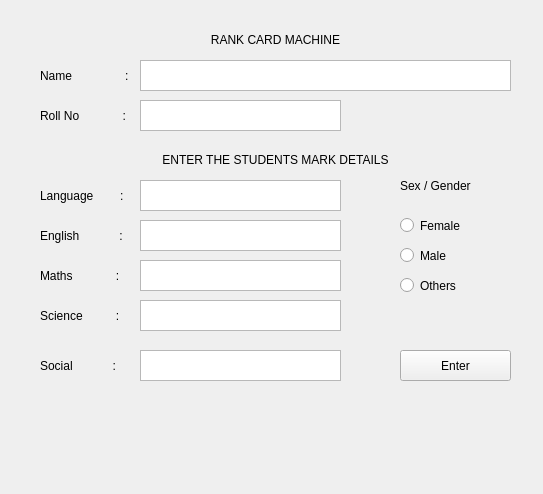
The window that gui programming/rank_card_machine.ui (the-mohamed-riaz/myPrograms) describes before a commit, drawn with Qt 5.
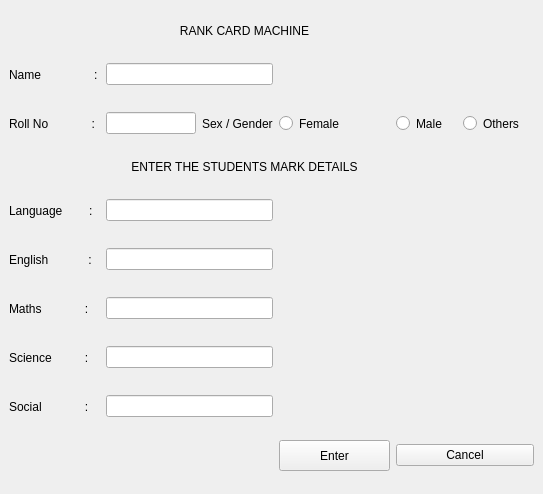
The same window after the commit.

Diff of the .ui file:
```diff
--- a/gui programming/rank_card_machine.ui
+++ b/gui programming/rank_card_machine.ui
@@ -26,190 +26,9 @@
    <string>MainWindow</string>
   </property>
   <widget class="QWidget" name="centralwidget">
-   <widget class="QLabel" name="sex">
-    <property name="geometry">
-     <rect>
-      <x>400</x>
-      <y>170</y>
-      <width>71</width>
-      <height>31</height>
-     </rect>
-    </property>
-    <property name="minimumSize">
-     <size>
-      <width>71</width>
-      <height>31</height>
-     </size>
-    </property>
-    <property name="maximumSize">
-     <size>
-      <width>71</width>
-      <height>31</height>
-     </size>
-    </property>
-    <property name="text">
-     <string>Sex / Gender</string>
-    </property>
-   </widget>
-   <widget class="QLabel" name="lang">
-    <property name="geometry">
-     <rect>
-      <x>40</x>
-      <y>180</y>
-      <width>91</width>
-      <height>31</height>
-     </rect>
-    </property>
-    <property name="minimumSize">
-     <size>
-      <width>91</width>
-      <height>31</height>
-     </size>
-    </property>
-    <property name="maximumSize">
-     <size>
-      <width>91</width>
-      <height>31</height>
-     </size>
-    </property>
-    <property name="text">
-     <string>Language        :</string>
-    </property>
-   </widget>
-   <widget class="QPushButton" name="Enter">
-    <property name="geometry">
-     <rect>
-      <x>400</x>
-      <y>350</y>
-      <width>111</width>
-      <height>31</height>
-     </rect>
-    </property>
-    <property name="minimumSize">
-     <size>
-      <width>111</width>
-      <height>31</height>
-     </size>
-    </property>
-    <property name="maximumSize">
-     <size>
-      <width>111</width>
-      <height>31</height>
-     </size>
-    </property>
-    <property name="text">
-     <string>Enter</string>
-    </property>
-   </widget>
-   <widget class="QLabel" name="roll_no">
-    <property name="geometry">
-     <rect>
-      <x>40</x>
-      <y>100</y>
-      <width>91</width>
-      <height>31</height>
-     </rect>
-    </property>
-    <property name="minimumSize">
-     <size>
-      <width>91</width>
-      <height>31</height>
-     </size>
-    </property>
-    <property name="maximumSize">
-     <size>
-      <width>91</width>
-      <height>31</height>
-     </size>
-    </property>
-    <property name="text">
-     <string>Roll No             :</string>
-    </property>
-   </widget>
-   <widget class="QLabel" name="sci">
-    <property name="geometry">
-     <rect>
-      <x>40</x>
-      <y>300</y>
-      <width>91</width>
-      <height>31</height>
-     </rect>
-    </property>
-    <property name="minimumSize">
-     <size>
-      <width>91</width>
-      <height>31</height>
-     </size>
-    </property>
-    <property name="maximumSize">
-     <size>
-      <width>91</width>
-      <height>31</height>
-     </size>
-    </property>
-    <property name="text">
-     <string>Science          :</string>
-    </property>
-   </widget>
-   <widget class="QRadioButton" name="Male">
-    <property name="geometry">
-     <rect>
-      <x>400</x>
-      <y>240</y>
-      <width>61</width>
-      <height>31</height>
-     </rect>
-    </property>
-    <property name="minimumSize">
-     <size>
-      <width>61</width>
-      <height>31</height>
-     </size>
-    </property>
-    <property name="maximumSize">
-     <size>
-      <width>61</width>
-      <height>31</height>
-     </size>
-    </property>
-    <property name="text">
-     <string>Male</string>
-    </property>
-   </widget>
-   <widget class="QLabel" name="soc">
-    <property name="geometry">
-     <rect>
-      <x>40</x>
-      <y>350</y>
-      <width>91</width>
-      <height>31</height>
-     </rect>
-    </property>
-    <property name="minimumSize">
-     <size>
-      <width>91</width>
-      <height>31</height>
-     </size>
-    </property>
-    <property name="maximumSize">
-     <size>
-      <width>91</width>
-      <height>31</height>
-     </size>
-    </property>
-    <property name="text">
-     <string>Social            :</string>
-    </property>
-   </widget>
+   <layout class="QGridLayout" name="gridLayout">
+    <item row="0" column="0" colspan="6">
    <widget class="QLabel" name="rank_card_machine">
-    <property name="geometry">
-     <rect>
-      <x>40</x>
-      <y>30</y>
-      <width>471</width>
-      <height>20</height>
-     </rect>
-    </property>
     <property name="minimumSize">
      <size>
       <width>471</width>
@@ -229,40 +48,9 @@
      <set>Qt::AlignCenter</set>
     </property>
    </widget>
-   <widget class="QRadioButton" name="Female">
-    <property name="geometry">
-     <rect>
-      <x>400</x>
-      <y>210</y>
-      <width>61</width>
-      <height>31</height>
-     </rect>
-    </property>
-    <property name="minimumSize">
-     <size>
-      <width>61</width>
-      <height>31</height>
-     </size>
-    </property>
-    <property name="maximumSize">
-     <size>
-      <width>61</width>
-      <height>31</height>
-     </size>
-    </property>
-    <property name="text">
-     <string>Female</string>
-    </property>
-   </widget>
+    </item>
+    <item row="1" column="0">
    <widget class="QLabel" name="name">
-    <property name="geometry">
-     <rect>
-      <x>40</x>
-      <y>60</y>
-      <width>91</width>
-      <height>31</height>
-     </rect>
-    </property>
     <property name="minimumSize">
      <size>
       <width>91</width>
@@ -279,140 +67,91 @@
      <string>Name                :</string>
     </property>
    </widget>
-   <widget class="QTextBrowser" name="RollNoBox">
-    <property name="geometry">
-     <rect>
-      <x>140</x>
-      <y>100</y>
-      <width>201</width>
-      <height>31</height>
-     </rect>
-    </property>
+    </item>
+    <item row="1" column="1" colspan="2">
+     <widget class="QLineEdit" name="nameBox"/>
+    </item>
+    <item row="2" column="0">
+     <widget class="QLabel" name="roll_no">
     <property name="minimumSize">
      <size>
-      <width>201</width>
+        <width>91</width>
       <height>31</height>
      </size>
     </property>
     <property name="maximumSize">
      <size>
-      <width>201</width>
+        <width>91</width>
       <height>31</height>
      </size>
     </property>
-    <property name="inputMethodHints">
-     <set>Qt::ImhMultiLine|Qt::ImhPreferNumbers</set>
-    </property>
-   </widget>
-   <widget class="QTextBrowser" name="MatBox">
-    <property name="geometry">
-     <rect>
-      <x>140</x>
-      <y>260</y>
-      <width>201</width>
-      <height>31</height>
-     </rect>
-    </property>
+      <property name="text">
+       <string>Roll No             :</string>
+      </property>
+     </widget>
+    </item>
+    <item row="2" column="1">
+     <widget class="QLineEdit" name="rollnoBox"/>
+    </item>
+    <item row="2" column="2">
+     <widget class="QLabel" name="sex">
     <property name="minimumSize">
      <size>
-      <width>201</width>
+        <width>71</width>
       <height>31</height>
      </size>
     </property>
     <property name="maximumSize">
      <size>
-      <width>201</width>
+        <width>71</width>
       <height>31</height>
      </size>
     </property>
-    <property name="inputMethodHints">
-     <set>Qt::ImhMultiLine|Qt::ImhPreferNumbers</set>
-    </property>
-   </widget>
-   <widget class="QTextBrowser" name="SciBox">
-    <property name="geometry">
-     <rect>
-      <x>140</x>
-      <y>300</y>
-      <width>201</width>
-      <height>31</height>
-     </rect>
-    </property>
+      <property name="text">
+       <string>Sex / Gender</string>
+      </property>
+     </widget>
+    </item>
+    <item row="2" column="3">
+     <widget class="QRadioButton" name="Female">
     <property name="minimumSize">
      <size>
-      <width>201</width>
+        <width>61</width>
       <height>31</height>
      </size>
     </property>
     <property name="maximumSize">
      <size>
-      <width>201</width>
+        <width>61</width>
       <height>31</height>
      </size>
     </property>
-    <property name="inputMethodHints">
-     <set>Qt::ImhMultiLine|Qt::ImhPreferNumbers</set>
-    </property>
-   </widget>
-   <widget class="QTextBrowser" name="SocBox">
-    <property name="geometry">
-     <rect>
-      <x>140</x>
-      <y>350</y>
-      <width>201</width>
-      <height>31</height>
-     </rect>
-    </property>
+      <property name="text">
+       <string>Female</string>
+      </property>
+     </widget>
+    </item>
+    <item row="2" column="4">
+     <widget class="QRadioButton" name="Male">
     <property name="minimumSize">
      <size>
-      <width>201</width>
+        <width>61</width>
       <height>31</height>
      </size>
     </property>
     <property name="maximumSize">
      <size>
-      <width>201</width>
+        <width>61</width>
       <height>31</height>
      </size>
     </property>
-    <property name="inputMethodHints">
-     <set>Qt::ImhMultiLine|Qt::ImhPreferNumbers</set>
-    </property>
-   </widget>
-   <widget class="QLabel" name="eng">
-    <property name="geometry">
-     <rect>
-      <x>40</x>
-      <y>220</y>
-      <width>91</width>
-      <height>31</height>
-     </rect>
-    </property>
-    <property name="minimumSize">
-     <size>
-      <width>91</width>
-      <height>31</height>
-     </size>
-    </property>
-    <property name="maximumSize">
-     <size>
-      <width>91</width>
-      <height>31</height>
-     </size>
-    </property>
     <property name="text">
-     <string>English            :</string>
-    </property>
-   </widget>
+       <string>Male</string>
+      </property>
+     </widget>
+    </item>
+    <item row="2" column="5">
    <widget class="QRadioButton" name="Others">
-    <property name="geometry">
-     <rect>
-      <x>400</x>
-      <y>270</y>
-      <width>71</width>
-      <height>31</height>
-     </rect>
-    </property>
     <property name="minimumSize">
      <size>
       <width>71</width>
@@ -429,112 +168,9 @@
      <string>Others</string>
     </property>
    </widget>
-   <widget class="QLabel" name="mat">
-    <property name="geometry">
-     <rect>
-      <x>40</x>
-      <y>260</y>
-      <width>91</width>
-      <height>31</height>
-     </rect>
-    </property>
-    <property name="minimumSize">
-     <size>
-      <width>91</width>
-      <height>31</height>
-     </size>
-    </property>
-    <property name="maximumSize">
-     <size>
-      <width>91</width>
-      <height>31</height>
-     </size>
-    </property>
-    <property name="text">
-     <string>Maths             :</string>
-    </property>
-   </widget>
-   <widget class="QTextBrowser" name="LangBox">
-    <property name="geometry">
-     <rect>
-      <x>140</x>
-      <y>180</y>
-      <width>201</width>
-      <height>31</height>
-     </rect>
-    </property>
-    <property name="minimumSize">
-     <size>
-      <width>201</width>
-      <height>31</height>
-     </size>
-    </property>
-    <property name="maximumSize">
-     <size>
-      <width>201</width>
-      <height>31</height>
-     </size>
-    </property>
-    <property name="inputMethodHints">
-     <set>Qt::ImhMultiLine|Qt::ImhPreferNumbers</set>
-    </property>
-   </widget>
-   <widget class="QTextBrowser" name="EngBox">
-    <property name="geometry">
-     <rect>
-      <x>140</x>
-      <y>220</y>
-      <width>201</width>
-      <height>31</height>
-     </rect>
-    </property>
-    <property name="minimumSize">
-     <size>
-      <width>201</width>
-      <height>31</height>
-     </size>
-    </property>
-    <property name="maximumSize">
-     <size>
-      <width>201</width>
-      <height>31</height>
-     </size>
-    </property>
-    <property name="inputMethodHints">
-     <set>Qt::ImhMultiLine|Qt::ImhPreferNumbers</set>
-    </property>
-   </widget>
-   <widget class="QTextBrowser" name="NameBox">
-    <property name="geometry">
-     <rect>
-      <x>140</x>
-      <y>60</y>
-      <width>371</width>
-      <height>31</height>
-     </rect>
-    </property>
-    <property name="minimumSize">
-     <size>
-      <width>371</width>
-      <height>31</height>
-     </size>
-    </property>
-    <property name="maximumSize">
-     <size>
-      <width>371</width>
-      <height>31</height>
-     </size>
-    </property>
-   </widget>
+    </item>
+    <item row="3" column="0" colspan="6">
    <widget class="QLabel" name="enter_the_student_details">
-    <property name="geometry">
-     <rect>
-      <x>40</x>
-      <y>150</y>
-      <width>471</width>
-      <height>20</height>
-     </rect>
-    </property>
     <property name="minimumSize">
      <size>
       <width>471</width>
@@ -554,8 +190,158 @@
      <set>Qt::AlignCenter</set>
     </property>
    </widget>
-  </widget>
- </widget>
+    </item>
+    <item row="4" column="0">
+     <widget class="QLabel" name="lang">
+      <property name="minimumSize">
+       <size>
+        <width>91</width>
+        <height>31</height>
+       </size>
+      </property>
+      <property name="maximumSize">
+       <size>
+        <width>91</width>
+        <height>31</height>
+       </size>
+      </property>
+      <property name="text">
+       <string>Language        :</string>
+      </property>
+     </widget>
+    </item>
+    <item row="4" column="1" colspan="2">
+     <widget class="QLineEdit" name="langBox"/>
+    </item>
+    <item row="5" column="0">
+     <widget class="QLabel" name="eng">
+      <property name="minimumSize">
+       <size>
+        <width>91</width>
+        <height>31</height>
+       </size>
+      </property>
+      <property name="maximumSize">
+       <size>
+        <width>91</width>
+        <height>31</height>
+       </size>
+      </property>
+      <property name="text">
+       <string>English            :</string>
+      </property>
+     </widget>
+    </item>
+    <item row="5" column="1" colspan="2">
+     <widget class="QLineEdit" name="engBox"/>
+    </item>
+    <item row="6" column="0">
+     <widget class="QLabel" name="mat">
+      <property name="minimumSize">
+       <size>
+        <width>91</width>
+        <height>31</height>
+       </size>
+      </property>
+      <property name="maximumSize">
+       <size>
+        <width>91</width>
+        <height>31</height>
+       </size>
+      </property>
+      <property name="text">
+       <string>Maths             :</string>
+      </property>
+     </widget>
+    </item>
+    <item row="6" column="1" colspan="2">
+     <widget class="QLineEdit" name="matBox"/>
+    </item>
+    <item row="7" column="0">
+     <widget class="QLabel" name="sci">
+      <property name="minimumSize">
+       <size>
+        <width>91</width>
+        <height>31</height>
+       </size>
+      </property>
+      <property name="maximumSize">
+       <size>
+        <width>91</width>
+        <height>31</height>
+       </size>
+      </property>
+      <property name="text">
+       <string>Science          :</string>
+      </property>
+     </widget>
+    </item>
+    <item row="7" column="1" colspan="2">
+     <widget class="QLineEdit" name="sciBox"/>
+    </item>
+    <item row="8" column="0">
+     <widget class="QLabel" name="soc">
+      <property name="minimumSize">
+       <size>
+        <width>91</width>
+        <height>31</height>
+       </size>
+      </property>
+      <property name="maximumSize">
+       <size>
+        <width>91</width>
+        <height>31</height>
+       </size>
+      </property>
+      <property name="text">
+       <string>Social             :</string>
+      </property>
+     </widget>
+    </item>
+    <item row="8" column="1" colspan="2">
+     <widget class="QLineEdit" name="socBox"/>
+    </item>
+    <item row="9" column="3">
+     <widget class="QPushButton" name="Enter">
+      <property name="minimumSize">
+       <size>
+        <width>111</width>
+        <height>31</height>
+       </size>
+      </property>
+      <property name="maximumSize">
+       <size>
+        <width>111</width>
+        <height>31</height>
+       </size>
+      </property>
+      <property name="text">
+       <string>Enter</string>
+      </property>
+     </widget>
+    </item>
+    <item row="9" column="4" colspan="2">
+     <widget class="QPushButton" name="Cancel">
+      <property name="text">
+       <string>Cancel</string>
+      </property>
+     </widget>
+    </item>
+   </layout>
+  </widget>
+ </widget>
+ <tabstops>
+  <tabstop>nameBox</tabstop>
+  <tabstop>Female</tabstop>
+  <tabstop>Male</tabstop>
+  <tabstop>Others</tabstop>
+  <tabstop>rollnoBox</tabstop>
+  <tabstop>langBox</tabstop>
+  <tabstop>engBox</tabstop>
+  <tabstop>matBox</tabstop>
+  <tabstop>sciBox</tabstop>
+  <tabstop>socBox</tabstop>
+ </tabstops>
  <resources/>
  <connections/>
 </ui>
```
Left out of the diff: 35 changed lines with no effect on the pictures. Lines whose indentation alone changed are shown as unchanged.
